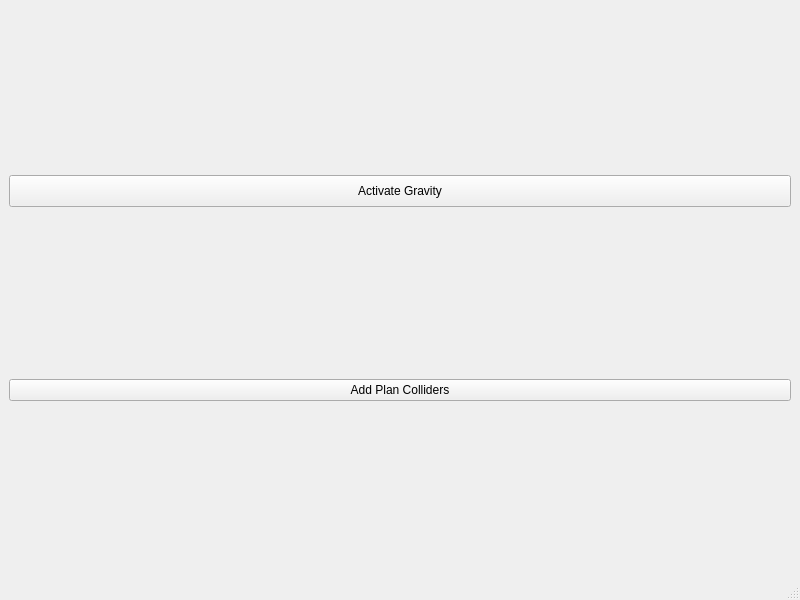
Jules02/PositionBasedDynamic, file mainwindow.ui: the form before one commit.
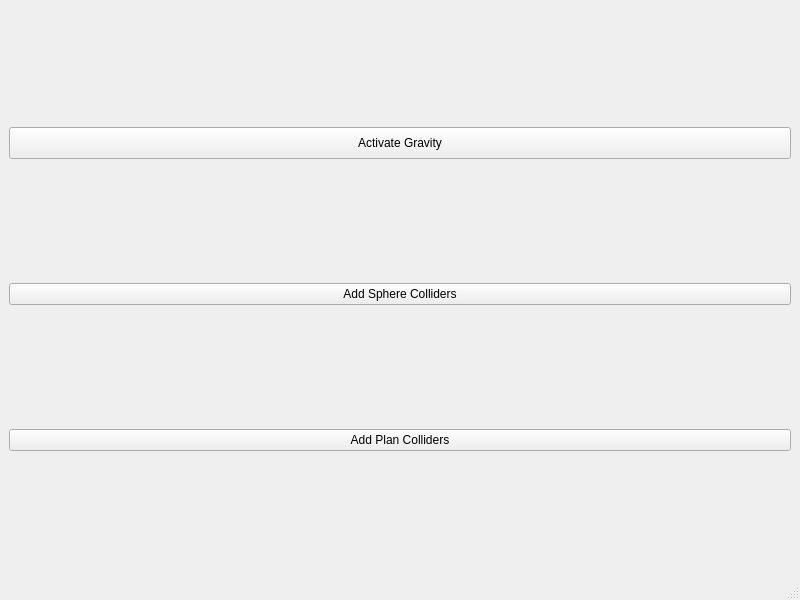
The form after the commit.

Commit message: allowing the user to add sphere colliders too

Patch:
```diff
--- a/mainwindow.ui
+++ b/mainwindow.ui
@@ -28,6 +28,13 @@
       </property>
      </widget>
     </item>
+    <item>
+     <widget class="QPushButton" name="sphere_colliders">
+      <property name="text">
+       <string>Add Sphere Colliders</string>
+      </property>
+     </widget>
+    </item>
     <item>
      <widget class="QPushButton" name="plan_colliders">
       <property name="text">
```
The commit also changes 4 other files.
